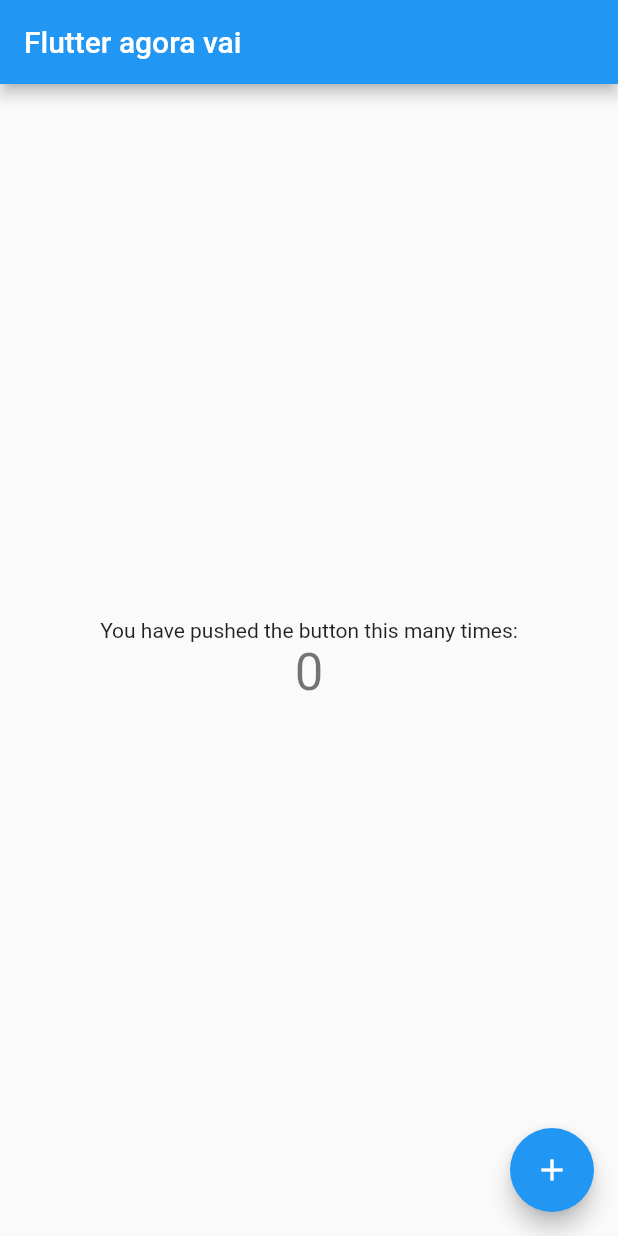
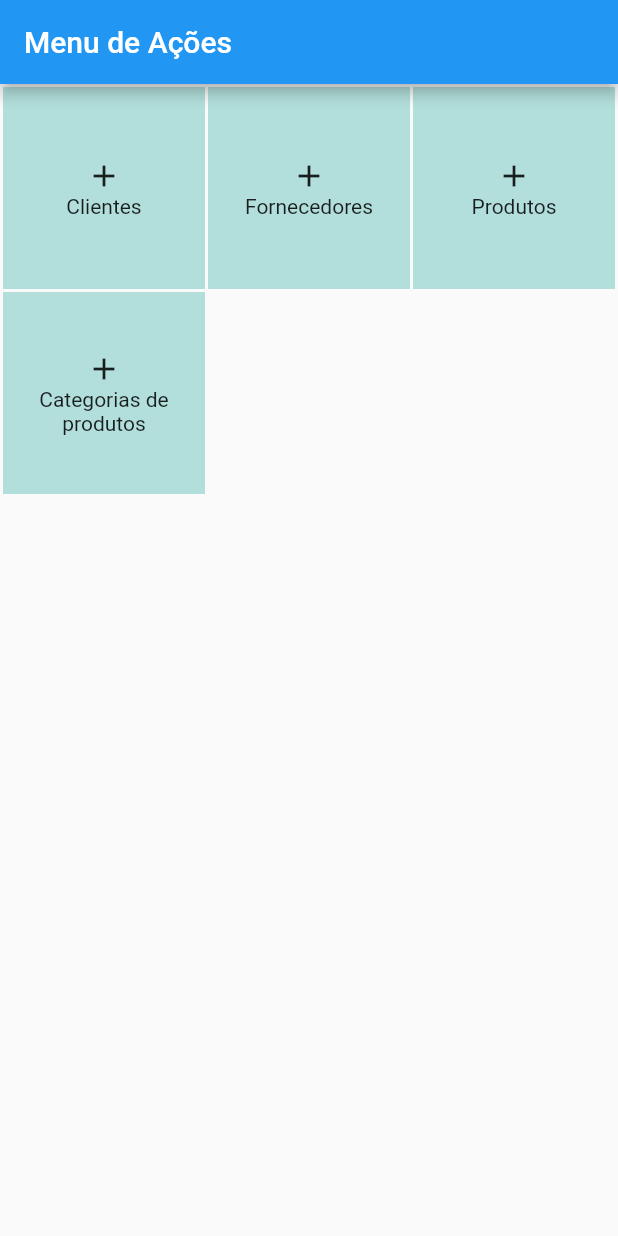
Before and after one commit to RaphaelSilva/karu, a Flutter app: the screen it shows after launch, on a phone screen of 412 x 824 dp. Run offline on Flutter 3.47's test engine with Material 2 defaults, Android fonts, the phone set to English and light mode, and no system bars; our stand-ins replace cloud_firestore, dartz, firebase_core; accounts and stored records are empty.

Commit message:
feat(grid.menu): create first disign

```diff
--- a/lib/features/domain/usecases/CreateNewProductUseCase.dart
+++ b/lib/features/domain/usecases/create.new.product.usecase.dart
@@ -1,5 +1,5 @@
+import 'package:dartz/dartz.dart';
 import 'package:karu/core/usecase/errors/failures.dart';
-import 'package:dartz/dartz.dart';
 import 'package:karu/core/usecase/usecase.dart';
 import 'package:karu/features/domain/entities/product_entity.dart';
 import 'package:karu/features/domain/repositories/product_repository.dart';
--- /dev/null
+++ b/lib/features/presenter/pages/home.page.dart
@@ -0,0 +1,22 @@
+import 'package:flutter/material.dart';
+import 'package:karu/features/presenter/widgets/grid.menu.dart';
+
+class HomePage extends StatefulWidget {
+  const HomePage({Key? key, required this.title}) : super(key: key);
+
+  final String title;
+
+  @override
+  State<StatefulWidget> createState() => _HomePageState();
+}
+
+class _HomePageState extends State<HomePage> {
+  @override
+  Widget build(BuildContext context) {
+    return Scaffold(
+        appBar: AppBar(
+          title: Text(widget.title),
+        ),
+        body: const GridMenu());
+  }
+}
--- /dev/null
+++ b/lib/features/presenter/widgets/buttons/btn.menu.grid.dart
@@ -0,0 +1,28 @@
+import 'package:flutter/material.dart';
+
+class MenuGridButton extends StatelessWidget {
+  const MenuGridButton({Key? key, required this.label, required this.icon})
+      : super(key: key);
+  final String label;
+  final IconData icon;
+
+  @override
+  Widget build(BuildContext context) {
+    return Container(
+      padding: const EdgeInsets.all(10),
+      child: Center(
+        child: Column(
+          mainAxisSize: MainAxisSize.min,
+          children: [
+            Icon(icon),
+            Text(
+              label,
+              textAlign: TextAlign.center,
+            )
+          ],
+        ),
+      ),
+      color: Colors.teal[100],
+    );
+  }
+}
--- /dev/null
+++ b/lib/features/presenter/widgets/grid.menu.dart
@@ -0,0 +1,22 @@
+import 'package:flutter/material.dart';
+import 'package:karu/features/presenter/widgets/buttons/btn.menu.grid.dart';
+
+class GridMenu extends StatelessWidget {
+  const GridMenu({Key? key}) : super(key: key);
+
+  @override
+  Widget build(BuildContext context) {
+    return GridView.count(
+        crossAxisCount: 3,
+        primary: false,
+        padding: const EdgeInsets.all(2),
+        crossAxisSpacing: 2,
+        mainAxisSpacing: 2,
+        children: const <Widget>[
+          MenuGridButton(label: 'Clientes', icon: Icons.add),
+          MenuGridButton(label: 'Fornecedores', icon: Icons.add),
+          MenuGridButton(label: 'Produtos', icon: Icons.add),
+          MenuGridButton(label: 'Categorias de produtos', icon: Icons.add),
+        ]);
+  }
+}
--- a/lib/main.dart
+++ b/lib/main.dart
@@ -1,4 +1,5 @@
 import 'package:flutter/material.dart';
+import 'package:karu/features/presenter/pages/home.page.dart';
 
 void main() {
   runApp(const MyApp());
@@ -7,109 +8,15 @@
 class MyApp extends StatelessWidget {
   const MyApp({Key? key}) : super(key: key);
 
-  // This widget is the root of your application.
+  final homePage = const HomePage(
+    title: 'Menu de Ações',
+  );
+
   @override
   Widget build(BuildContext context) {
     return MaterialApp(
       title: 'Ola mundo hjuhuh',
-      theme: ThemeData(
-        // This is the theme of your application.
-        //
-        // Try running your application with "flutter run". You'll see the
-        // application has a blue toolbar. Then, without quitting the app, try
-        // changing the primarySwatch below to Colors.green and then invoke
-        // "hot reload" (press "r" in the console where you ran "flutter run",
-        // or simply save your changes to "hot reload" in a Flutter IDE).
-        // Notice that the counter didn't reset back to zero; the application
-        // is not restarted.
-        primarySwatch: Colors.blue,
-      ),
-      home: const MyHomePage(title: 'Flutter agora vai'),
+      home: homePage,
     );
   }
 }
-
-class MyHomePage extends StatefulWidget {
-  const MyHomePage({Key? key, required this.title}) : super(key: key);
-
-  // This widget is the home page of your application. It is stateful, meaning
-  // that it has a State object (defined below) that contains fields that affect
-  // how it looks.
-
-  // This class is the configuration for the state. It holds the values (in this
-  // case the title) provided by the parent (in this case the App widget) and
-  // used by the build method of the State. Fields in a Widget subclass are
-  // always marked "final".
-
-  final String title;
-
-  @override
-  State<MyHomePage> createState() => _MyHomePageState();
-}
-
-class _MyHomePageState extends State<MyHomePage> {
-  int _counter = 0;
-
-  void _incrementCounter() {
-    setState(() {
-      // This call to setState tells the Flutter framework that something has
-      // changed in this State, which causes it to rerun the build method below
-      // so that the display can reflect the updated values. If we changed
-      // _counter without calling setState(), then the build method would not be
-      // called again, and so nothing would appear to happen.
-      _counter++;
-    });
-  }
-
-  @override
-  Widget build(BuildContext context) {
-    // This method is rerun every time setState is called, for instance as done
-    // by the _incrementCounter method above.
-    //
-    // The Flutter framework has been optimized to make rerunning build methods
-    // fast, so that you can just rebuild anything that needs updating rather
-    // than having to individually change instances of widgets.
-    return Scaffold(
-      appBar: AppBar(
-        // Here we take the value from the MyHomePage object that was created by
-        // the App.build method, and use it to set our appbar title.
-        title: Text(widget.title),
-      ),
-      body: Center(
-        // Center is a layout widget. It takes a single child and positions it
-        // in the middle of the parent.
-        child: Column(
-          // Column is also a layout widget. It takes a list of children and
-          // arranges them vertically. By default, it sizes itself to fit its
-          // children horizontally, and tries to be as tall as its parent.
-          //
-          // Invoke "debug painting" (press "p" in the console, choose the
-          // "Toggle Debug Paint" action from the Flutter Inspector in Android
-          // Studio, or the "Toggle Debug Paint" command in Visual Studio Code)
-          // to see the wireframe for each widget.
-          //
-          // Column has various properties to control how it sizes itself and
-          // how it positions its children. Here we use mainAxisAlignment to
-          // center the children vertically; the main axis here is the vertical
-          // axis because Columns are vertical (the cross axis would be
-          // horizontal).
-          mainAxisAlignment: MainAxisAlignment.center,
-          children: <Widget>[
-            const Text(
-              'You have pushed the button this many times:',
-            ),
-            Text(
-              '$_counter',
-              style: Theme.of(context).textTheme.headline4,
-            ),
-          ],
-        ),
-      ),
-      floatingActionButton: FloatingActionButton(
-        onPressed: _incrementCounter,
-        tooltip: 'Increment',
-        child: const Icon(Icons.add),
-      ), // This trailing comma makes auto-formatting nicer for build methods.
-    );
-  }
-}
```
Also changed, not shown: lib/features/presenter/pages/home.click.ex.dart (added, +53 -0 lines), 5 other files.
